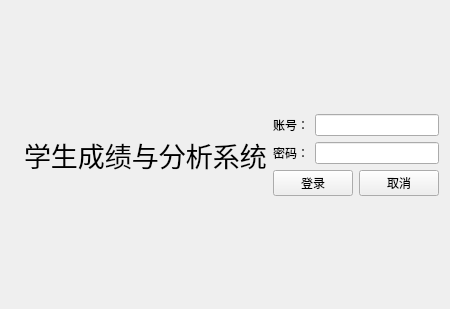
Old version of the form student/loginwidget.ui in the repository Azulfufu/Qt-student-performance.
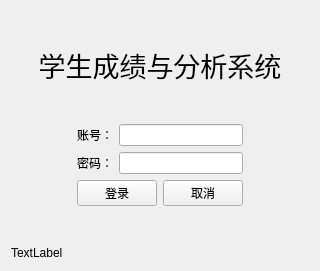
New version of the form.

```diff
--- a/student/loginwidget.ui
+++ b/student/loginwidget.ui
@@ -6,20 +6,26 @@
    <rect>
     <x>0</x>
     <y>0</y>
-    <width>406</width>
-    <height>309</height>
+    <width>320</width>
+    <height>271</height>
    </rect>
   </property>
   <property name="windowTitle">
    <string>Form</string>
   </property>
-  <layout class="QHBoxLayout" name="horizontalLayout_2">
+  <layout class="QVBoxLayout" name="verticalLayout_2">
    <item>
-    <widget class="QLabel" name="labError">
-     <property name="text">
-      <string/>
+    <spacer name="verticalSpacer_4">
+     <property name="orientation">
+      <enum>Qt::Vertical</enum>
      </property>
-    </widget>
+     <property name="sizeHint" stdset="0">
+      <size>
+       <width>20</width>
+       <height>40</height>
+      </size>
+     </property>
+    </spacer>
    </item>
    <item>
     <widget class="QLabel" name="title">
@@ -29,13 +35,17 @@
        <pointsize>20</pointsize>
       </font>
      </property>
+     <property name="layoutDirection">
+      <enum>Qt::LeftToRight</enum>
+     </property>
      <property name="text">
       <string>学生成绩与分析系统</string>
      </property>
+     <property name="alignment">
+      <set>Qt::AlignCenter</set>
+     </property>
     </widget>
    </item>
-   <item>
-    <layout class="QVBoxLayout" name="verticalLayout">
      <item>
       <spacer name="verticalSpacer">
        <property name="orientation">
@@ -50,6 +60,23 @@
       </spacer>
      </item>
      <item>
+    <layout class="QHBoxLayout" name="horizontalLayout_2">
+     <item>
+      <spacer name="horizontalSpacer">
+       <property name="orientation">
+        <enum>Qt::Horizontal</enum>
+       </property>
+       <property name="sizeHint" stdset="0">
+        <size>
+         <width>40</width>
+         <height>20</height>
+        </size>
+       </property>
+      </spacer>
+     </item>
+     <item>
+      <layout class="QVBoxLayout" name="verticalLayout">
+       <item>
       <layout class="QFormLayout" name="formLayout">
        <item row="0" column="0">
         <widget class="QLabel" name="label">
@@ -69,7 +96,11 @@
         </widget>
        </item>
        <item row="1" column="1">
-        <widget class="QLineEdit" name="lePassword"/>
+          <widget class="QLineEdit" name="lePassword">
+           <property name="echoMode">
+            <enum>QLineEdit::Password</enum>
+           </property>
+          </widget>
        </item>
       </layout>
      </item>
@@ -105,6 +136,28 @@
       </spacer>
      </item>
     </layout>
+     </item>
+     <item>
+      <spacer name="horizontalSpacer_2">
+       <property name="orientation">
+        <enum>Qt::Horizontal</enum>
+       </property>
+       <property name="sizeHint" stdset="0">
+        <size>
+         <width>40</width>
+         <height>20</height>
+        </size>
+       </property>
+      </spacer>
+     </item>
+    </layout>
+   </item>
+   <item>
+    <widget class="QLabel" name="labError">
+     <property name="text">
+      <string>TextLabel</string>
+     </property>
+    </widget>
    </item>
   </layout>
  </widget>
```
Lines whose indentation alone changed are shown as unchanged.
